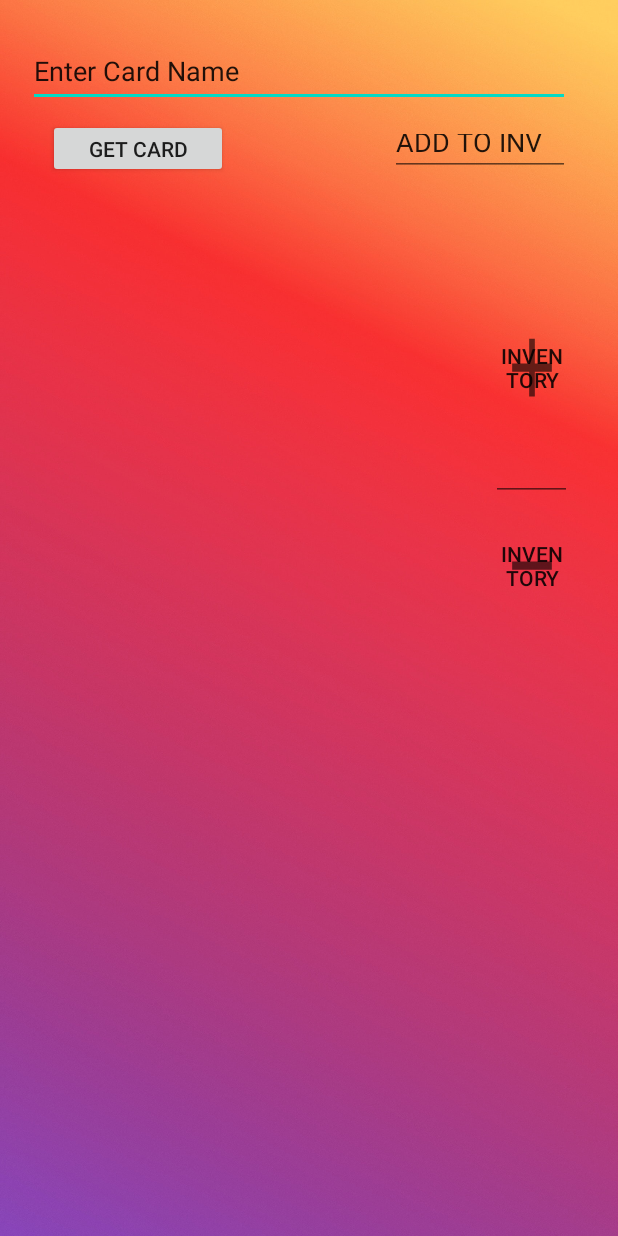
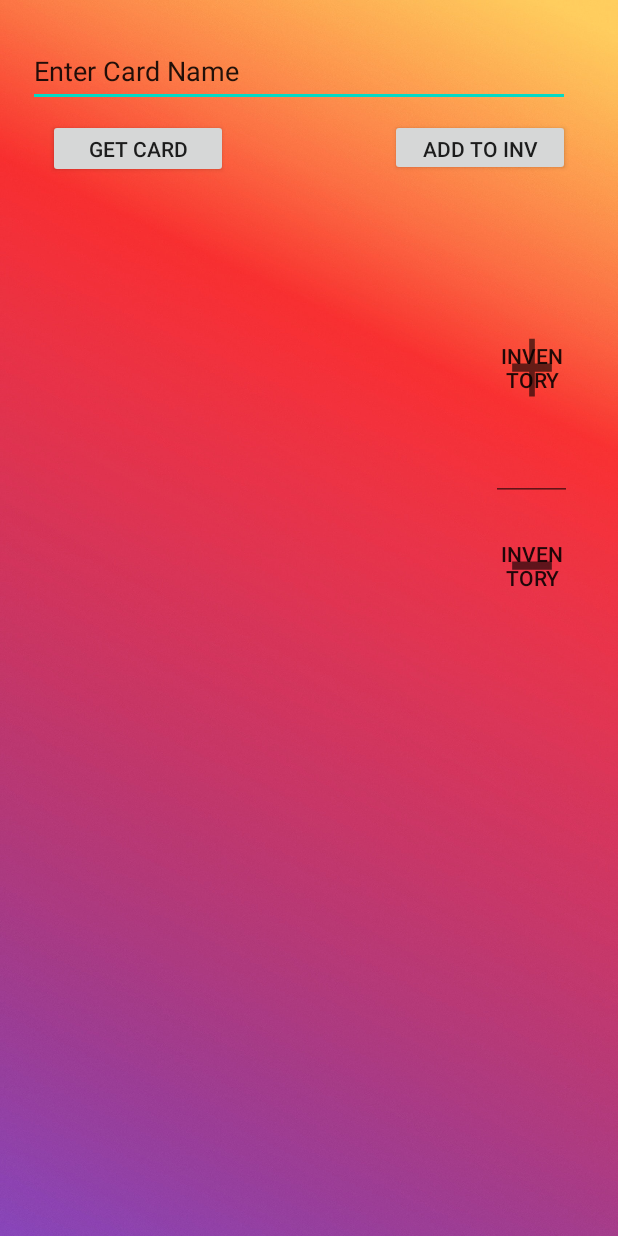
Before and after one commit to cesarxa/Loremaster-app, an Android app: the screen it shows after launch (Card), on a phone screen of 412 x 824 dp. Run offline under Robolectric (Android 15) with nearby library versions, the phone set to English and light mode, and no system bars; our stand-ins replace Firebase (no records; nobody signed in at launch, a user with empty details on screens opened directly), Picasso; pictures from the network do not load.

Commit message:
added add to inventory button

```diff
--- a/app/src/main/res/layout/activity_card.xml
+++ b/app/src/main/res/layout/activity_card.xml
@@ -95,14 +95,12 @@
         app:layout_constraintStart_toEndOf="@+id/image_View"
         app:layout_constraintTop_toBottomOf="@+id/addButton" />
 
-    <EditText
+    <Button
         android:id="@+id/btnAddInventory"
         android:layout_width="120dp"
         android:layout_height="38dp"
         android:layout_marginTop="8dp"
         android:layout_marginEnd="32dp"
-        android:ems="10"
-        android:inputType="textPersonName"
         android:text="ADD TO INV"
         app:layout_constraintEnd_toEndOf="parent"
         app:layout_constraintTop_toBottomOf="@+id/getCard" />
```
